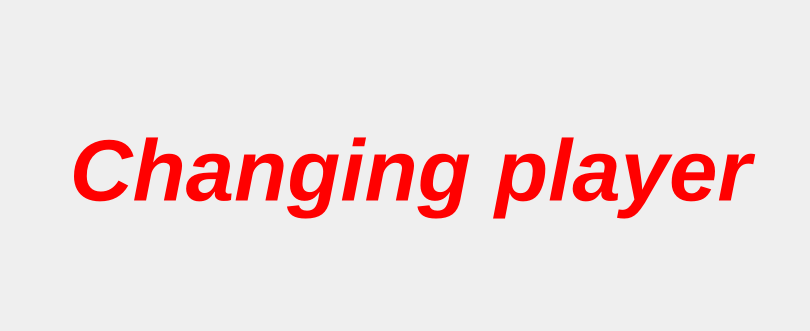
The window that PiControl/monitor_ui.ui (SoftLegend/MartialArtEvaluation) describes before a commit, drawn with Qt 5.
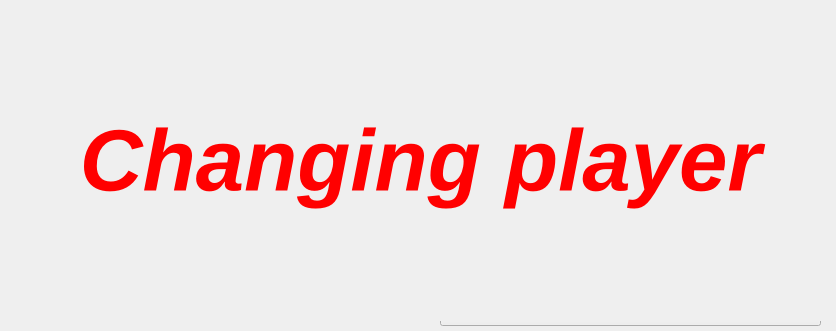
The same window after the commit. Icons and pictures are not drawn.

Diff of the .ui file:
```diff
--- a/PiControl/monitor_ui.ui
+++ b/PiControl/monitor_ui.ui
@@ -6,7 +6,7 @@
    <rect>
     <x>0</x>
     <y>0</y>
-    <width>810</width>
+    <width>836</width>
     <height>331</height>
    </rect>
   </property>
@@ -16,9 +16,9 @@
   <widget class="QWidget" name="verticalLayoutWidget">
    <property name="geometry">
     <rect>
-     <x>470</x>
+     <x>440</x>
      <y>10</y>
-     <width>331</width>
+     <width>381</width>
      <height>316</height>
     </rect>
    </property>
@@ -158,8 +158,8 @@
    <property name="geometry">
     <rect>
      <x>10</x>
-     <y>10</y>
-     <width>801</width>
+     <y>0</y>
+     <width>821</width>
      <height>321</height>
     </rect>
    </property>
```
